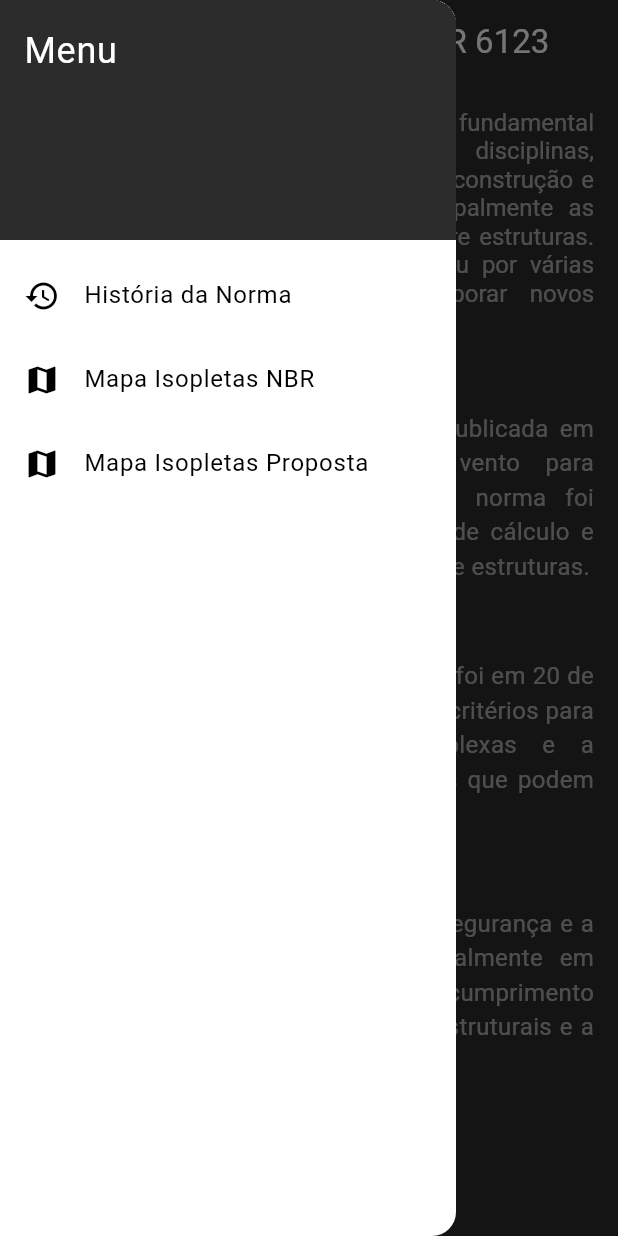
After one commit to marcivonfilho/app_ventos, a Flutter app: the HistoricoNorma screen opened by its route, with the side drawer open, on a phone screen of 412 x 824 dp. The commit adds this screen. Run offline on Flutter 3.47's test engine with Material 3 defaults, Android fonts, the phone set to English and light mode, and no system bars; our stand-ins replace email_validator; missing offline and left inert: bcrypt.

Commit message:
Criação de duas telas e menu

```diff
--- a/lib/controller/contr_login.dart
+++ b/lib/controller/contr_login.dart
@@ -29,6 +29,8 @@ Future<void> login(BuildContext context, String email, String senha) async {
           ),
         ),
       );
+
+      Navigator.pushReplacementNamed(context, '/historia-norma');
     } else if (response.statusCode == 401) {
       ScaffoldMessenger.of(context).showSnackBar(
         const SnackBar(
--- a/lib/main.dart
+++ b/lib/main.dart
@@ -2,8 +2,10 @@
 
 import 'package:app_ventos/themes/my_theme.dart';
 import 'package:app_ventos/views/cadastro_user.dart';
+import 'package:app_ventos/views/login.dart';
 import 'package:app_ventos/views/history_norma.dart';
-import 'package:app_ventos/views/login.dart';
+import 'package:app_ventos/views/map_nbr.dart';
+import 'package:app_ventos/views/map_proposta.dart';
 import 'package:flutter/material.dart';
 
 void main() {
@@ -18,12 +20,15 @@ class MyApp extends StatelessWidget {
     return MaterialApp(
       title: 'Ventos',
       theme: myTheme,
+      initialRoute: '/login',
       routes: {
         '/login': (context) => LoginPage(), // Rota nomeada para a tela de login
         '/cadastro': (context) =>
             CadastroUser(), // Rota nomeada para a tela de cadastro
+        '/historia-norma': (context) => HistoricoNorma(),
+        '/mapa-isopletas-proposta': (context) => mapPROP(),
+        '/mapa-isopletas-nbr': (context) => mapNBR(),
       },
-      home: HistoricoNorma(),
     );
   }
 }
--- /dev/null
+++ b/lib/views/Drawer.dart
@@ -0,0 +1,50 @@
+// ignore_for_file: file_names, prefer_const_constructors, use_key_in_widget_constructors
+
+import 'package:flutter/material.dart';
+
+class CustomDrawer extends StatelessWidget {
+  @override
+  Widget build(BuildContext context) {
+    return Drawer(
+      child: ListView(
+        padding: EdgeInsets.zero,
+        children: <Widget>[
+          const DrawerHeader(
+            decoration: BoxDecoration(
+              color: Color.fromARGB(255, 44, 44, 44),
+            ),
+            child: Text(
+              'Menu',
+              style: TextStyle(
+                color: Colors.white,
+                fontSize: 24,
+              ),
+            ),
+          ),
+          ListTile(
+            leading: Icon(Icons.history),
+            title: Text('História da Norma'),
+            onTap: () {
+              Navigator.pushReplacementNamed(context, '/historia-norma');
+            },
+          ),
+          ListTile(
+            leading: Icon(Icons.map),
+            title: Text('Mapa Isopletas NBR'),
+            onTap: () {
+              Navigator.pushReplacementNamed(context, '/mapa-isopletas-nbr');
+            },
+          ),
+          ListTile(
+            leading: Icon(Icons.map),
+            title: Text('Mapa Isopletas Proposta'),
+            onTap: () {
+              Navigator.pushReplacementNamed(
+                  context, '/mapa-isopletas-proposta');
+            },
+          ),
+        ],
+      ),
+    );
+  }
+}
--- a/lib/views/history_norma.dart
+++ b/lib/views/history_norma.dart
@@ -2,6 +2,7 @@
 
 import 'package:flutter/material.dart';
 import 'package:url_launcher/url_launcher.dart'; // Importar para abrir links externos
+import 'Drawer.dart';
 
 class HistoricoNorma extends StatelessWidget {
   const HistoricoNorma({Key? key}) : super(key: key);
@@ -29,8 +30,10 @@ class HistoricoNorma extends StatelessWidget {
           'Histórico da Norma NBR 6123',
           style: TextStyle(color: Colors.white),
         ),
+        iconTheme: IconThemeData(color: Colors.white),
         backgroundColor: Theme.of(context).primaryColor,
       ),
+      drawer: CustomDrawer(),
       backgroundColor: Theme.of(context).primaryColor,
       body: SingleChildScrollView(
         padding: const EdgeInsets.all(16.0),
```
Also changed, not shown: lib/views/map_nbr.dart (added, +73 -0 lines), lib/views/map_proposta.dart (added, +73 -0 lines), 1 other file.
